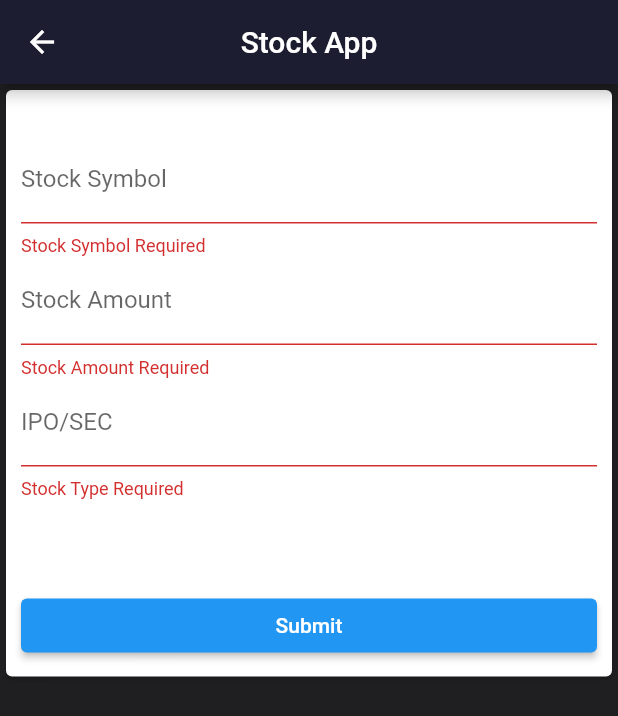
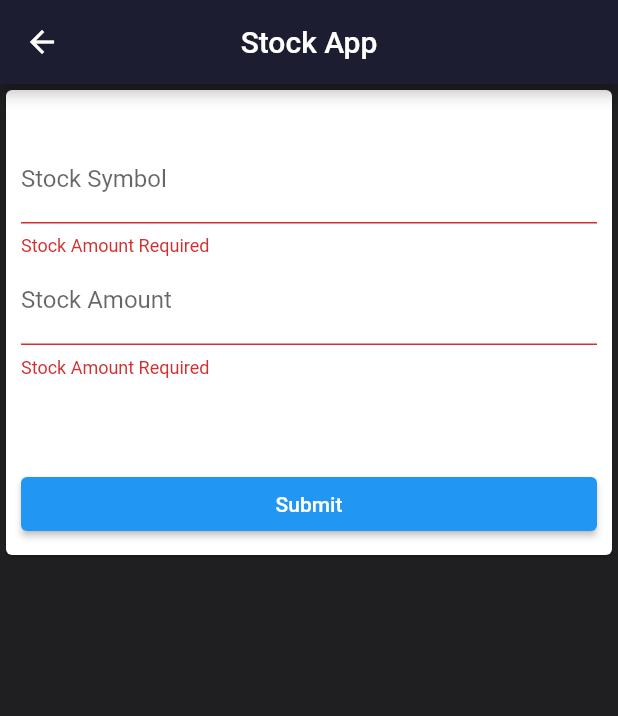
Before and after one commit to sachins602/flutter-nepse-stockapp, a Flutter app: the AddStockScreen screen opened directly, after a tap on "Submit", on a phone screen of 412 x 824 dp. Shown: the top 716 px of the screen. Run offline on Flutter 3.47's test engine with Material 2 defaults, Android fonts, the phone set to English and light mode, and no system bars; our stand-ins replace cloud_firestore, firebase_auth, firebase_core, flutter_phoenix, flutter_typeahead, fluttertoast and 2 more; missing offline and left inert: k_chart; accounts and stored records are empty.

Commit message:
broken portfolio

```diff
--- a/lib/controller/portfolio_data_controller.dart
+++ b/lib/controller/portfolio_data_controller.dart
@@ -44,7 +44,7 @@ class DataController extends GetxController{
       var response = await firebaseInstance.collection('portfoliolist').add({
         'stock_symbol': stockdata['stock_symbol'],
         'stock_amount': stockdata['stock_amount'],
-        'stock_type': stockdata['stock_type'],
+       // 'stock_type': stockdata['stock_type'],
         'uid': currentUser!.uid,
       });
       print("Firebase response1111 $response");
@@ -78,7 +78,8 @@ class DataController extends GetxController{
                   uid : result.data()['uid'],
                   companySymbol : result.data()['stock_symbol'],
                   totalStock : result.data()['stock_amount'],
-                  stockType : result.data()['stock_type'], ),
+                //  stockType : result.data()['stock_type'],
+              ),
             );
           },
         );
--- a/lib/main.dart
+++ b/lib/main.dart
@@ -2,6 +2,7 @@ import 'package:cloud_firestore/cloud_firestore.dart';
 import 'package:firebase_auth/firebase_auth.dart';
 import 'package:firebase_core/firebase_core.dart';
 import 'package:flutter/material.dart';
+import 'package:flutter_phoenix/flutter_phoenix.dart';
 import 'package:jsonproject/controller/portfolio_data_controller.dart';
 import 'package:jsonproject/home.dart';
 import 'package:get/get.dart';
@@ -21,7 +22,7 @@ import 'package:jsonproject/widget/navigation_drawer.dart';
 Future<void> main() async {
   WidgetsFlutterBinding.ensureInitialized();
   await Firebase.initializeApp();
-  runApp(LoginPageEntryPoint());
+  runApp(Phoenix(child: LoginPageEntryPoint()));
 }
 
 var indexClicked = 0;
--- a/lib/models/navigation_drawer_model.dart
+++ b/lib/models/navigation_drawer_model.dart
@@ -9,7 +9,7 @@ class Defaults {
     'Index',
     'Portfolio',
     'Live Market',
-    'Market Data',
+    'Todays Price',
     'Top Gainers/Losers',
     'Search',
     'Calculator',
--- a/lib/models/porfolio_model.dart
+++ b/lib/models/porfolio_model.dart
@@ -1,14 +1,14 @@
 class PortfolioModel{
   final String? companySymbol;
   final String? totalStock;
-  final String? stockType;
+  // final String? stockType;
   final String? uid;
   final String? companyId;
 
   PortfolioModel({
     required this.companySymbol,
     required this.totalStock,
-    required this.stockType,
+    // required this.stockType,
     required this.uid,
     required this.companyId,
   });
--- a/lib/portfolio.dart
+++ b/lib/portfolio.dart
@@ -211,11 +211,11 @@ class _PortfolioContainerState extends State<PortfolioContainer> {
                                     style:
                                         TextStyle(fontWeight: FontWeight.bold),
                                   ),
-                                  Text(
-                                    'Stock Type: ${controller.loginUserData[index].stockType}',
-                                    style:
-                                        TextStyle(fontWeight: FontWeight.bold),
-                                  ),
+                                  // Text(
+                                  //   'Stock Type: ${controller.loginUserData[index].stockType}',
+                                  //   style:
+                                  //       TextStyle(fontWeight: FontWeight.bold),
+                                  // ),
                                 ],
                               ),
                             ],
--- a/lib/widget/addstock_screen.dart
+++ b/lib/widget/addstock_screen.dart
@@ -1,4 +1,5 @@
 import 'package:flutter/material.dart';
+import 'package:jsonproject/controller/common_dailog.dart';
 import 'package:jsonproject/controller/portfolio_data_controller.dart';
 import 'package:get/get.dart';
 
@@ -56,8 +57,8 @@ class _AddStockScreenState extends State<AddStockScreen> {
                     labelText: 'Stock Symbol',
                   ),
                   validator: (value) {
-                    if (value == null || value.isEmpty) {
-                      return 'Stock Symbol Required';
+                    if (value == null || value.isEmpty ) {
+                      return 'Stock Amount Required';
                     }
                     return null;
                   },
@@ -78,19 +79,19 @@ class _AddStockScreenState extends State<AddStockScreen> {
                     portfolioData['stock_amount'] = value!;
                   },
                 ),
-                TextFormField(
-                  keyboardType: TextInputType.text,
-                  decoration: InputDecoration(labelText: 'IPO/SEC'),
-                  validator: (value) {
-                    if (value == null || value.isEmpty) {
-                      return 'Stock Type Required';
-                    }
-                    return null;
-                  },
-                  onSaved: (value) {
-                    portfolioData['stock_type'] = value!;
-                  },
-                ),
+                // TextFormField(
+                //   keyboardType: TextInputType.text,
+                //   decoration: InputDecoration(labelText: 'IPO/SEC'),
+                //   validator: (value) {
+                //     if (value == null || value.isEmpty) {
+                //       return 'Stock Type Required';
+                //     }
+                //     return null;
+                //   },
+                //   onSaved: (value) {
+                //     portfolioData['stock_type'] = value!;
+                //   },
+                // ),
                 SizedBox(
                   height: 30,
                 ),
--- a/lib/widget/indiviual_comapny_detail.dart
+++ b/lib/widget/indiviual_comapny_detail.dart
@@ -16,7 +16,7 @@ class SearchResultsContainer extends StatefulWidget {
 
 class _SearchResultsContainerState extends State<SearchResultsContainer> {
 
-  Map individualCompanyData = {};
+  late Map individualCompanyData = {};
 // var individualCompanyData;
   //
   // List<IndividualCompanyData> individualCompanyData = new List<IndividualCompanyData>.empty(growable: true);
@@ -63,7 +63,7 @@ class _SearchResultsContainerState extends State<SearchResultsContainer> {
             title: Text("Company Details"),
           ),
 
-          body: individualCompanyData == null? Container() :
+          body: individualCompanyData.isEmpty? Container() :
           Padding(
             padding: EdgeInsetsDirectional.fromSTEB(0, 0, 0, 0),
             child: Container(
--- a/pubspec.yaml
+++ b/pubspec.yaml
@@ -32,6 +32,7 @@ dependencies:
   get: ^4.3.8
   syncfusion_flutter_datagrid: ^19.2.62-beta
   k_chart: ^0.4.0
+  flutter_phoenix: ^1.0.0
 
 
 
```
Also changed, not shown: lib/controller/common_dailog.dart (+36 -1 lines), lib/home.dart (+0 -23 lines), lib/widget/navigation_drawer.dart (+19 -11 lines), pubspec.lock.
